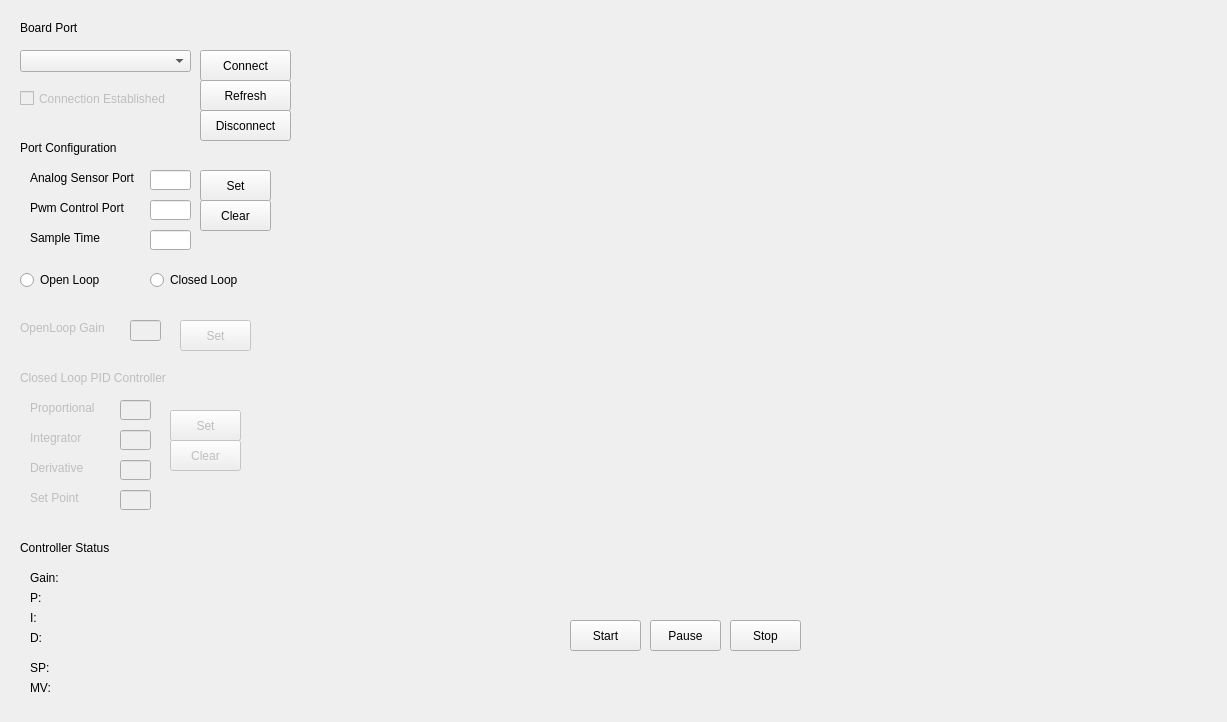
First picture: the form in GUI_en.ui, repository luizborgess/controlador-digital-firmata, before the edit.
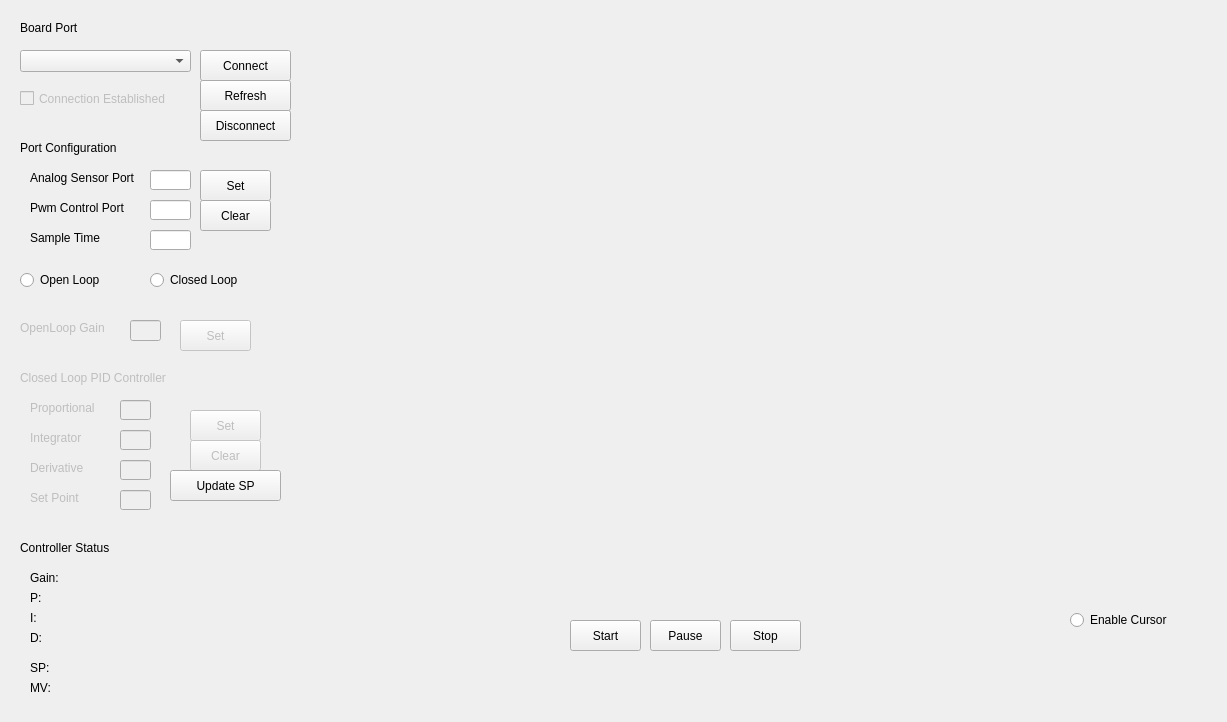
Second picture: the form after the edit. Custom widgets are drawn as their Qt base class.

Commit message:
Added Update Setpoint Button
-Setpoint now can be altered during execution

```diff
--- a/GUI_en.ui
+++ b/GUI_en.ui
@@ -393,7 +393,7 @@
     </property>
     <property name="geometry">
      <rect>
-      <x>170</x>
+      <x>190</x>
       <y>410</y>
       <width>71</width>
       <height>31</height>
@@ -409,7 +409,7 @@
     </property>
     <property name="geometry">
      <rect>
-      <x>170</x>
+      <x>190</x>
       <y>440</y>
       <width>71</width>
       <height>31</height>
@@ -581,6 +581,35 @@
      <string>MV:</string>
     </property>
    </widget>
+   <widget class="QRadioButton" name="enableCursor">
+    <property name="geometry">
+     <rect>
+      <x>1070</x>
+      <y>610</y>
+      <width>131</width>
+      <height>20</height>
+     </rect>
+    </property>
+    <property name="text">
+     <string>Enable Cursor</string>
+    </property>
+    <property name="autoExclusive">
+     <bool>false</bool>
+    </property>
+   </widget>
+   <widget class="QPushButton" name="updateSetPoint">
+    <property name="geometry">
+     <rect>
+      <x>170</x>
+      <y>470</y>
+      <width>111</width>
+      <height>31</height>
+     </rect>
+    </property>
+    <property name="text">
+     <string>Update SP</string>
+    </property>
+   </widget>
   </widget>
  </widget>
  <customwidgets>
```
The commit also changes 2 other files.
